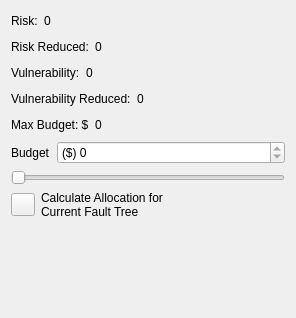
Qt form plugins/calculate/dmzMBRAFTCalculateForm.ui (dmzgroup/mbra) before a commit.
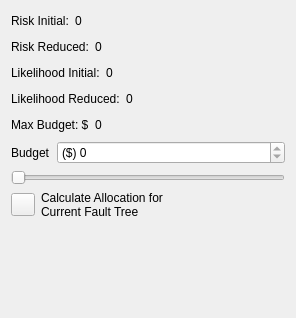
The same form after that commit.

```diff
--- a/plugins/calculate/dmzMBRAFTCalculateForm.ui
+++ b/plugins/calculate/dmzMBRAFTCalculateForm.ui
@@ -18,7 +18,7 @@
      <item>
       <widget class="QLabel" name="label_4" >
        <property name="text" >
-        <string>Risk:</string>
+        <string>Risk Initial:</string>
        </property>
       </widget>
      </item>
@@ -92,7 +92,7 @@
      <item>
       <widget class="QLabel" name="label_5" >
        <property name="text" >
-        <string>Vulnerability:</string>
+        <string>Likelihood Initial:</string>
        </property>
       </widget>
      </item>
@@ -129,7 +129,7 @@
      <item>
       <widget class="QLabel" name="label_6" >
        <property name="text" >
-        <string>Vulnerability Reduced:</string>
+        <string>Likelihood Reduced:</string>
        </property>
       </widget>
      </item>
```
Left out of the diff: 12 changed lines with no effect on the pictures.
